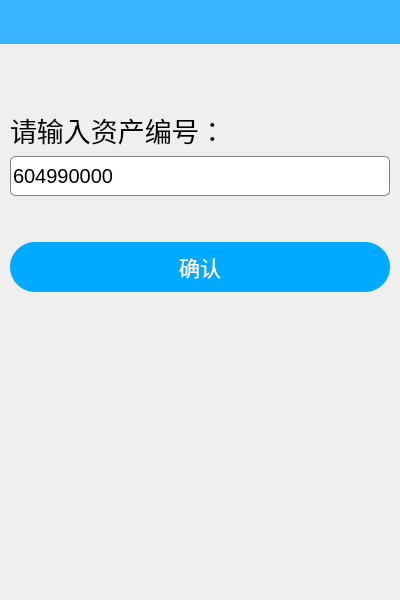
This is pages/AssetQuery.ui in wps139hf/app as Qt 5 draws it before an edit. The edited form follows.
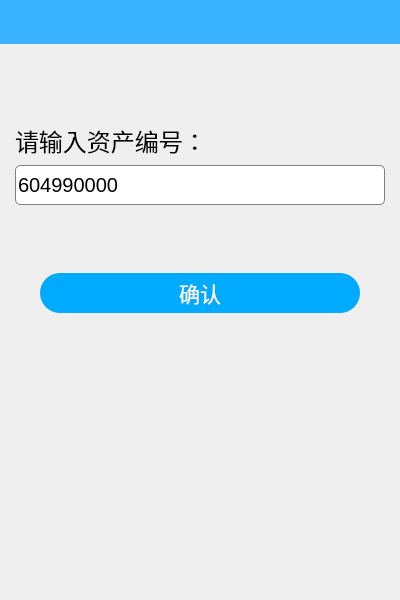
This is the edited form. Custom widgets are drawn as their Qt base class.

What changed in the file:
```diff
--- a/pages/AssetQuery.ui
+++ b/pages/AssetQuery.ui
@@ -23,6 +23,9 @@
    <property name="rightMargin">
     <number>0</number>
    </property>
+   <property name="bottomMargin">
+    <number>0</number>
+   </property>
    <item>
     <widget class="TitleBar" name="titleBar" native="true">
      <property name="minimumSize">
@@ -39,10 +42,16 @@
    <item>
     <layout class="QVBoxLayout" name="verticalLayout">
      <property name="leftMargin">
-      <number>10</number>
+      <number>15</number>
+     </property>
+     <property name="topMargin">
+      <number>9</number>
      </property>
      <property name="rightMargin">
-      <number>10</number>
+      <number>15</number>
+     </property>
+     <property name="bottomMargin">
+      <number>9</number>
      </property>
      <item>
       <widget class="QLabel" name="label">
@@ -55,7 +64,7 @@
        <property name="font">
         <font>
          <family>微软雅黑</family>
-         <pointsize>20</pointsize>
+         <pointsize>18</pointsize>
         </font>
        </property>
        <property name="styleSheet">
@@ -100,18 +109,38 @@
        </property>
       </widget>
      </item>
+    </layout>
+   </item>
+   <item>
+    <spacer name="verticalSpacer">
+     <property name="orientation">
+      <enum>Qt::Vertical</enum>
+     </property>
+     <property name="sizeType">
+      <enum>QSizePolicy::Expanding</enum>
+     </property>
+     <property name="sizeHint" stdset="0">
+      <size>
+       <width>20</width>
+       <height>48</height>
+      </size>
+     </property>
+    </spacer>
+   </item>
+   <item>
+    <layout class="QHBoxLayout" name="horizontalLayout">
      <item>
-      <spacer name="verticalSpacer">
+      <spacer name="horizontalSpacer">
        <property name="orientation">
-        <enum>Qt::Vertical</enum>
+        <enum>Qt::Horizontal</enum>
        </property>
        <property name="sizeType">
         <enum>QSizePolicy::Fixed</enum>
        </property>
        <property name="sizeHint" stdset="0">
         <size>
-         <width>20</width>
-         <height>40</height>
+         <width>40</width>
+         <height>20</height>
         </size>
        </property>
       </spacer>
@@ -120,8 +149,8 @@
       <widget class="QPushButton" name="btnOk">
        <property name="minimumSize">
         <size>
-         <width>0</width>
-         <height>50</height>
+         <width>100</width>
+         <height>40</height>
         </size>
        </property>
        <property name="font">
@@ -135,7 +164,7 @@
     border: none;
 	background-color: rgb(0, 170, 255);
 	color: white;   
-	border-radius: 25px;                        
+	border-radius: 20px;                        
 }
 
 QPushButton:pressed{
@@ -148,6 +177,22 @@
        </property>
       </widget>
      </item>
+     <item>
+      <spacer name="horizontalSpacer_2">
+       <property name="orientation">
+        <enum>Qt::Horizontal</enum>
+       </property>
+       <property name="sizeType">
+        <enum>QSizePolicy::Fixed</enum>
+       </property>
+       <property name="sizeHint" stdset="0">
+        <size>
+         <width>40</width>
+         <height>20</height>
+        </size>
+       </property>
+      </spacer>
+     </item>
     </layout>
    </item>
    <item>
```
Left out of the diff: 3 changed lines with no effect on the pictures.
